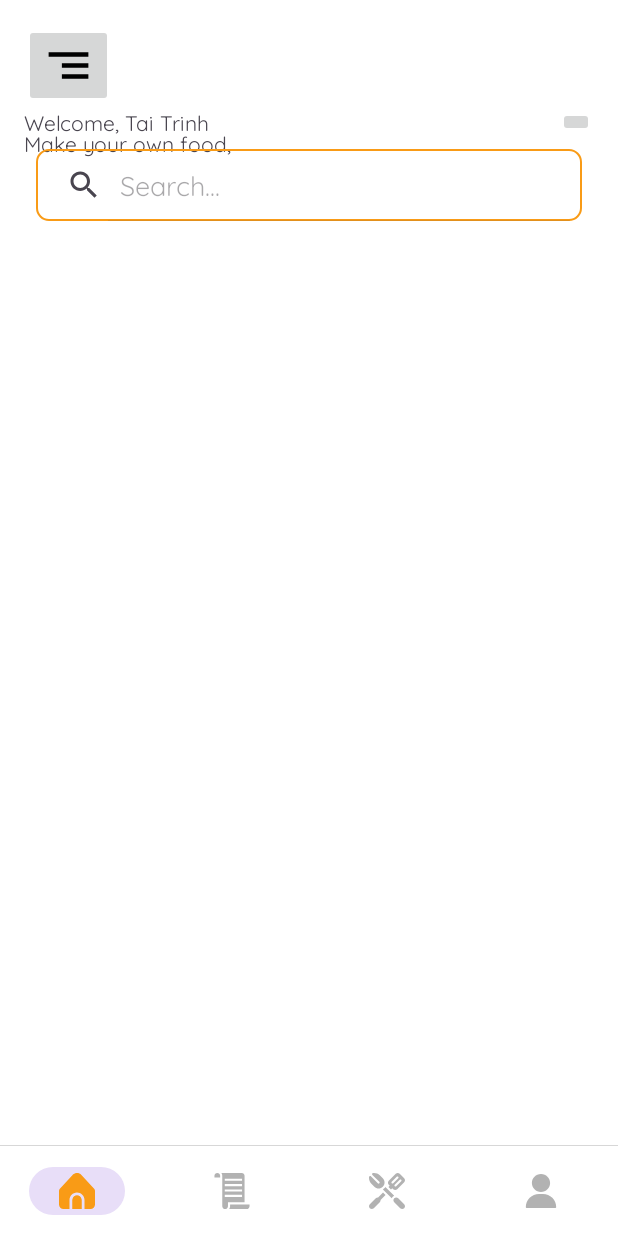
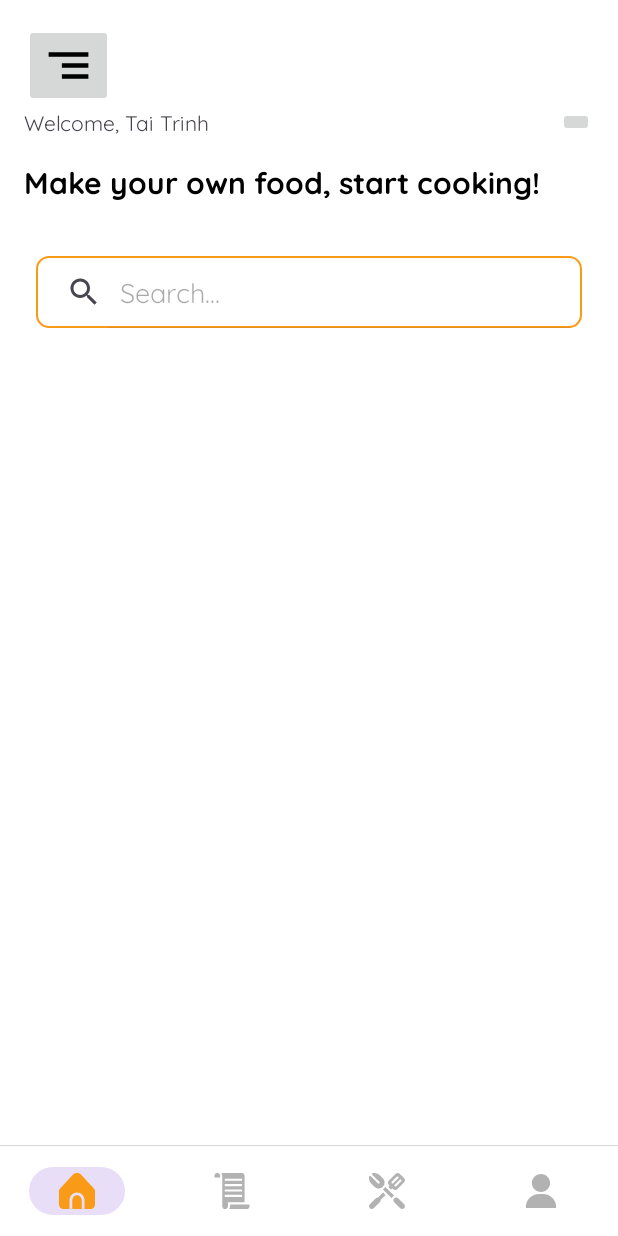
Before and after one commit to tai096/Quych-Meal-App, an Android app: the HomeScreenFragment screen opened directly, with no data from a screen before it, on a phone screen of 412 x 824 dp. Run offline under Robolectric (Android 15) with nearby library versions, the phone set to English and light mode, and no system bars; our stand-ins replace Firebase (no records; nobody signed in at launch, a user with empty details on screens opened directly); pictures from the network do not load.

```diff
--- a/app/src/main/java/com/example/quychmeal/Activities/Fragments/HomeScreenFragment.java
+++ b/app/src/main/java/com/example/quychmeal/Activities/Fragments/HomeScreenFragment.java
@@ -7,6 +7,7 @@ import android.os.Bundle;
 import androidx.annotation.NonNull;
 import androidx.appcompat.widget.SearchView;
 import androidx.fragment.app.Fragment;
+import androidx.recyclerview.widget.GridLayoutManager;
 import androidx.recyclerview.widget.LinearLayoutManager;
 import androidx.recyclerview.widget.RecyclerView;
 
@@ -15,6 +16,7 @@ import android.view.LayoutInflater;
 import android.view.View;
 import android.view.ViewGroup;
 import android.widget.ProgressBar;
+import android.widget.TextView;
 import android.widget.Toast;
 
 import com.example.quychmeal.Adapter.CategoriesAdapter;
@@ -35,6 +37,8 @@ import java.util.ArrayList;
 import java.util.List;
 
 public class HomeScreenFragment extends Fragment implements CategoriesAdapter.CategoryClickListener {
+    private String isCategoriesText;
+    private TextView catergoriesText;
     private CategoriesAdapter categoriesAdapter;
     private FoodsAdapter foodsAdapter;
     private List<Category> categoryList;
@@ -56,6 +60,7 @@ public class HomeScreenFragment extends Fragment implements CategoriesAdapter.Ca
         View view = inflater.inflate(R.layout.fragment_home_screen, container, false);
 
         searchView = view.findViewById(R.id.searchFoodView);
+        catergoriesText = view.findViewById(R.id.catergoriesText);
 
         searchView.setOnQueryTextListener(new SearchView.OnQueryTextListener() {
             @Override
@@ -88,7 +93,7 @@ public class HomeScreenFragment extends Fragment implements CategoriesAdapter.Ca
         RecyclerView recyclerViewFood = view.findViewById(R.id.foodsRecyclerView);
         progressBarFood = view.findViewById(R.id.progressBarFood);
 
-        recyclerViewFood.setLayoutManager(new LinearLayoutManager(getContext()));
+        recyclerViewFood.setLayoutManager(new GridLayoutManager(getContext(), 2));
         progressBarFood.setVisibility(View.VISIBLE);
 
         foodList = new ArrayList<>();
@@ -125,7 +130,9 @@ public class HomeScreenFragment extends Fragment implements CategoriesAdapter.Ca
                 for (DataSnapshot dataSnapshot : snapshot.getChildren()) {
                     Category category = dataSnapshot.getValue(Category.class);
                     categoryList.add(category);
+                    isCategoriesText = dataSnapshot.child("name").getValue().toString();
                 }
+                catergoriesText.setText(isCategoriesText);
 
                 categoriesAdapter.notifyDataSetChanged();
                 progressBarCategory.setVisibility(View.GONE);
--- a/app/src/main/res/layout/fragment_home_screen.xml
+++ b/app/src/main/res/layout/fragment_home_screen.xml
@@ -29,7 +29,7 @@
 
             <androidx.constraintlayout.widget.ConstraintLayout
                 android:layout_width="match_parent"
-                android:layout_height="match_parent">
+                android:layout_height="155dp">
 
                 <TextView
                     android:id="@+id/textView"
@@ -41,12 +41,16 @@
 
                 <TextView
                     android:id="@+id/textView3"
-                    android:layout_width="wrap_content"
-                    android:layout_height="wrap_content"
-                    android:text="Make your own food,"
+                    android:layout_width="362dp"
+                    android:layout_height="52dp"
+                    android:text="Make your own food, start cooking!"
+                    android:textColor="@color/black"
+                    android:textSize="20sp"
+                    android:textStyle="bold"
                     app:layout_constraintBottom_toTopOf="@+id/searchFoodView"
                     app:layout_constraintStart_toStartOf="parent"
-                    app:layout_constraintTop_toBottomOf="@+id/textView" />
+                    app:layout_constraintTop_toBottomOf="@+id/textView"
+                    app:layout_constraintVertical_bias="0.518" />
 
                 <ImageButton
                     android:id="@+id/imageButton2"
@@ -63,13 +67,16 @@
                     android:layout_margin="8dp"
                     android:background="@drawable/search_view_bg"
                     app:iconifiedByDefault="false"
+                    app:layout_constraintBottom_toBottomOf="parent"
                     app:layout_constraintEnd_toEndOf="parent"
-                    app:layout_constraintHorizontal_bias="0.5"
                     app:layout_constraintStart_toStartOf="parent"
                     app:layout_constraintTop_toBottomOf="@+id/imageButton2"
+                    app:layout_constraintVertical_bias="1.0"
                     app:queryHint="Search..." />
 
             </androidx.constraintlayout.widget.ConstraintLayout>
+
+
 
             <androidx.constraintlayout.widget.ConstraintLayout
                 android:layout_width="match_parent"
@@ -85,7 +92,6 @@
                     app:layout_constraintEnd_toEndOf="@+id/categoriesRecyclerView"
                     app:layout_constraintStart_toStartOf="@+id/categoriesRecyclerView"
                     app:layout_constraintTop_toTopOf="@+id/categoriesRecyclerView" />
-
                 <androidx.recyclerview.widget.RecyclerView
                     android:id="@+id/categoriesRecyclerView"
                     android:layout_width="match_parent"
@@ -93,7 +99,21 @@
                     app:layout_constraintEnd_toEndOf="parent"
                     app:layout_constraintStart_toStartOf="parent"
                     app:layout_constraintTop_toTopOf="parent" />
+
             </androidx.constraintlayout.widget.ConstraintLayout>
+
+            <TextView
+                android:id="@+id/catergoriesText"
+                android:layout_width="wrap_content"
+                android:layout_height="wrap_content"
+
+                android:textColor="@color/black"
+                android:textSize="24sp"
+                app:layout_constraintBottom_toTopOf="@+id/categoriesRecyclerView"
+                app:layout_constraintEnd_toEndOf="parent"
+                app:layout_constraintStart_toStartOf="parent"
+                app:layout_constraintTop_toBottomOf="@+id/searchFoodView" />
+
 
             <androidx.constraintlayout.widget.ConstraintLayout
                 android:layout_width="match_parent"
--- a/build.gradle.kts
+++ b/build.gradle.kts
@@ -5,5 +5,5 @@ buildscript {
 }
 // Top-level build file where you can add configuration options common to all sub-projects/modules.
 plugins {
-    id("com.android.application") version "8.3.1" apply false
+    id("com.android.application") version "8.3.2" apply false
 }
```
Also changed, not shown: app/src/main/res/layout/food_item.xml (+18 -13 lines).
